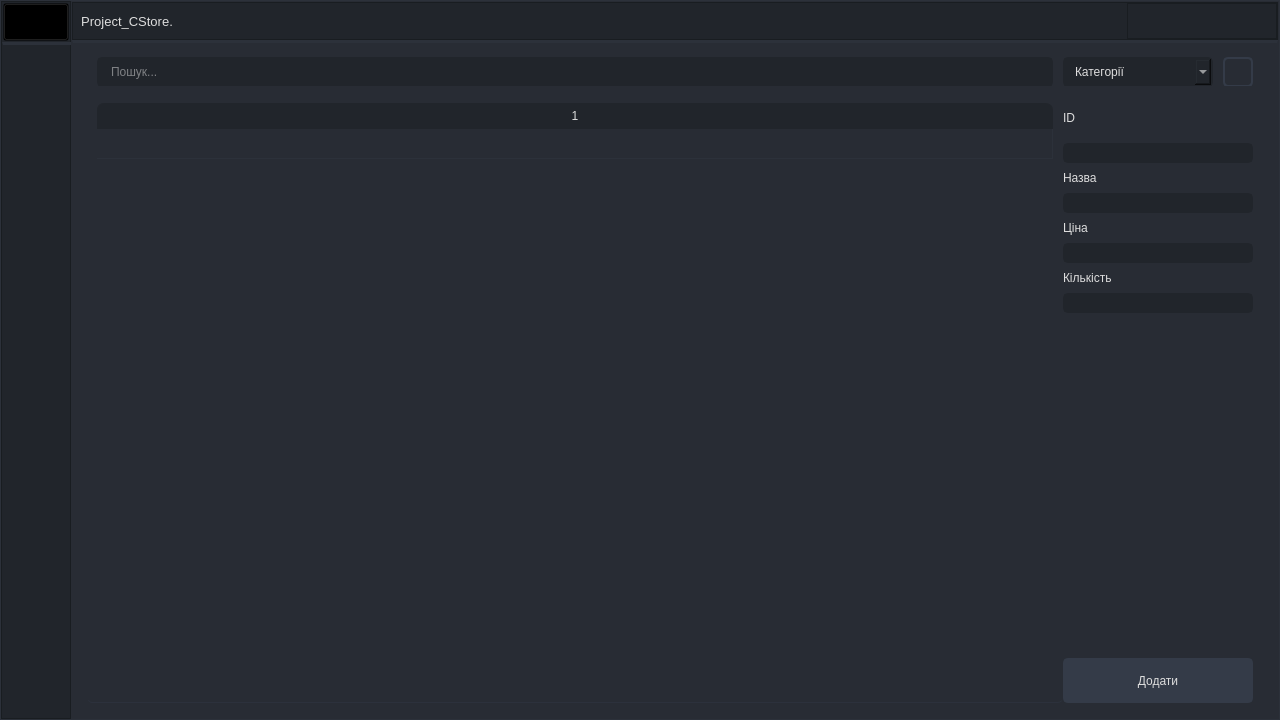
This is CStore/CStore.ui in fr0staman/CStore as Qt 5 draws it before an edit. The edited form follows.
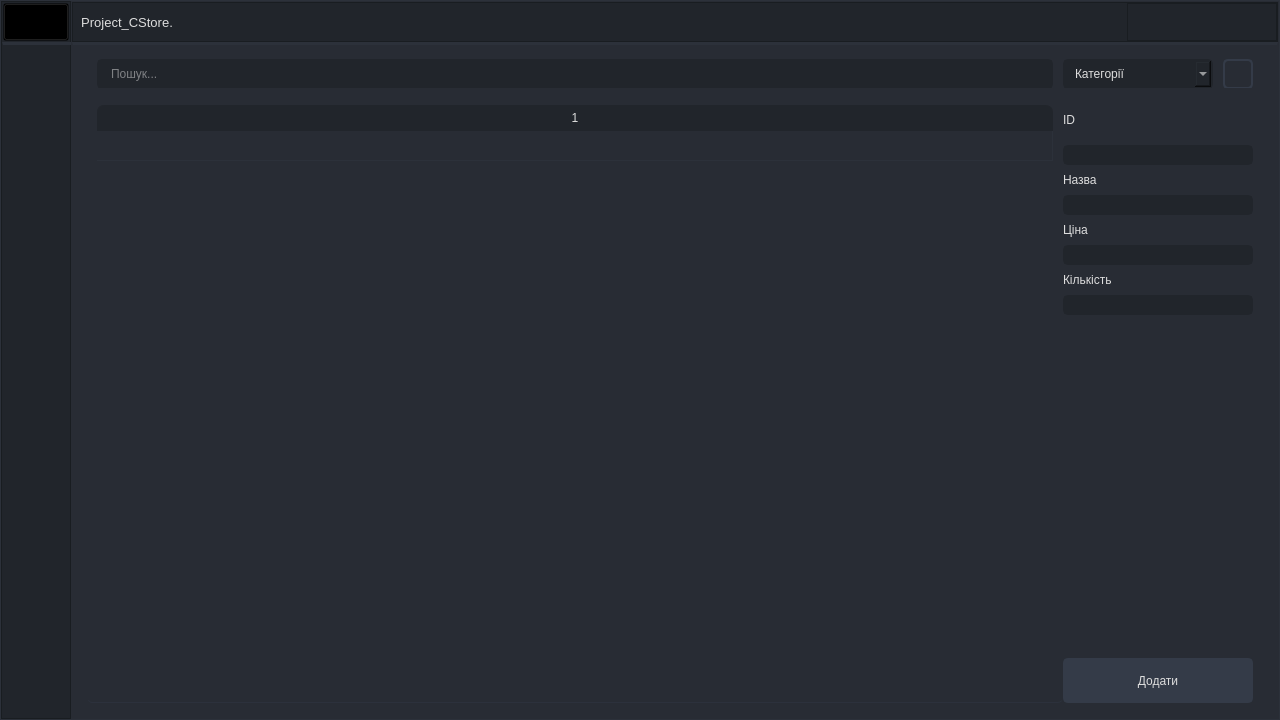
This is the edited form. The open tabs and pages were chosen to show the change. Icons and pictures are not drawn.

```diff
--- a/CStore/CStore.ui
+++ b/CStore/CStore.ui
@@ -533,7 +533,13 @@
 	background-color: rgb(35, 40, 49);
 	border: 2px solid rgb(43, 50, 61);
 }
-
+ #rightButtons.QPushButton:hover {
+	background-color: rgb(40, 44, 52);
+}
+#rightButtons.QPushButton:pressed {	
+	background-color: rgb(189, 147, 249);
+	color: rgb(255, 255, 255);
+}
 </string>
    </property>
    <layout class="QVBoxLayout" name="verticalLayout_8">
@@ -2730,23 +2736,38 @@
                 <enum>QFrame::Raised</enum>
                </property>
                <layout class="QHBoxLayout" name="horizontalLayout_2">
+                <property name="spacing">
+                 <number>5</number>
+                </property>
                 <property name="leftMargin">
-                 <number>10</number>
+                 <number>0</number>
                 </property>
                 <property name="topMargin">
-                 <number>10</number>
+                 <number>1</number>
                 </property>
                 <property name="rightMargin">
-                 <number>10</number>
+                 <number>0</number>
                 </property>
                 <property name="bottomMargin">
-                 <number>10</number>
+                 <number>1</number>
                 </property>
                 <item>
                  <widget class="QPushButton" name="minimizeButton">
+                  <property name="minimumSize">
+                   <size>
+                    <width>0</width>
+                    <height>34</height>
+                   </size>
+                  </property>
                   <property name="cursor">
                    <cursorShape>PointingHandCursor</cursorShape>
                   </property>
+                  <property name="styleSheet">
+                   <string notr="true">QPushButton:hover
+{
+background-color:black
+}</string>
+                  </property>
                   <property name="text">
                    <string/>
                   </property>
@@ -2758,11 +2779,20 @@
                 </item>
                 <item>
                  <widget class="QPushButton" name="maximizeButton">
+                  <property name="minimumSize">
+                   <size>
+                    <width>0</width>
+                    <height>34</height>
+                   </size>
+                  </property>
                   <property name="cursor">
                    <cursorShape>PointingHandCursor</cursorShape>
                   </property>
                   <property name="styleSheet">
-                   <string notr="true"/>
+                   <string notr="true">QPushButton:hover
+{
+background-color:black
+}</string>
                   </property>
                   <property name="text">
                    <string/>
@@ -2775,11 +2805,20 @@
                 </item>
                 <item>
                  <widget class="QPushButton" name="closeButton">
+                  <property name="minimumSize">
+                   <size>
+                    <width>0</width>
+                    <height>34</height>
+                   </size>
+                  </property>
                   <property name="cursor">
                    <cursorShape>PointingHandCursor</cursorShape>
                   </property>
                   <property name="styleSheet">
-                   <string notr="true"/>
+                   <string notr="true">QPushButton:hover
+{
+background-color:black
+}</string>
                   </property>
                   <property name="text">
                    <string/>
```
Left out of the diff: 11 changed lines with no effect on the pictures.
